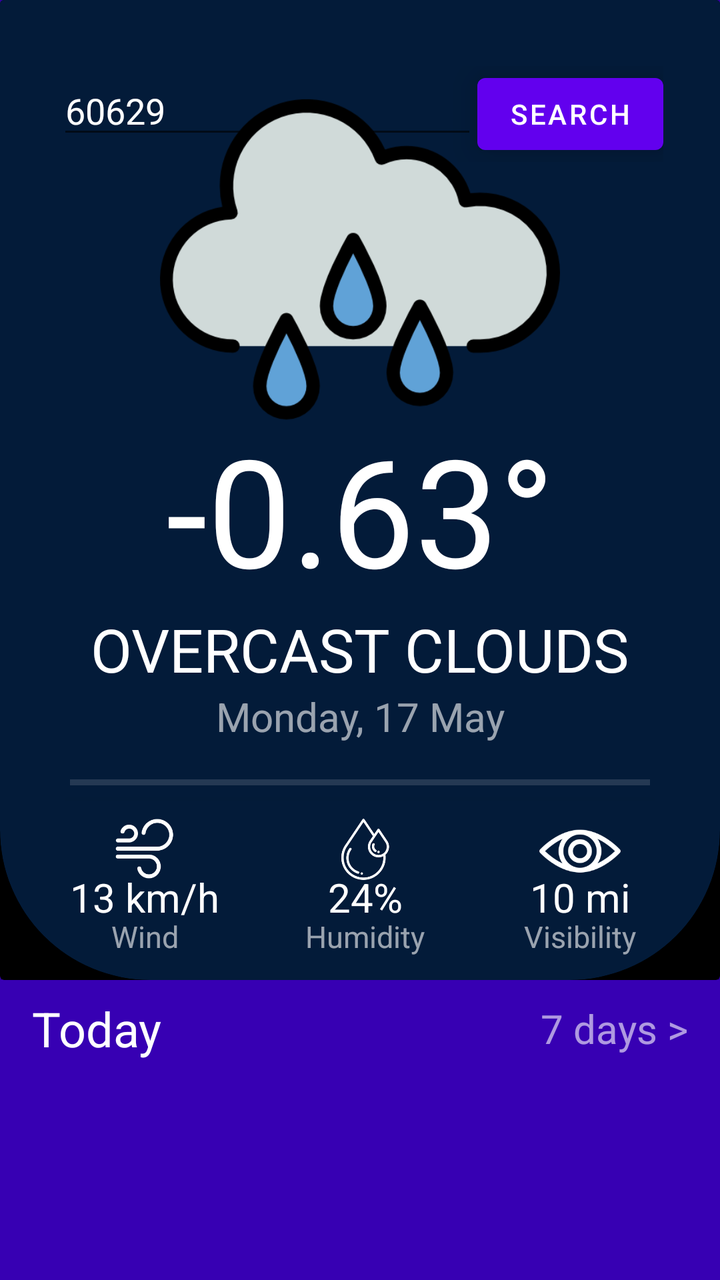
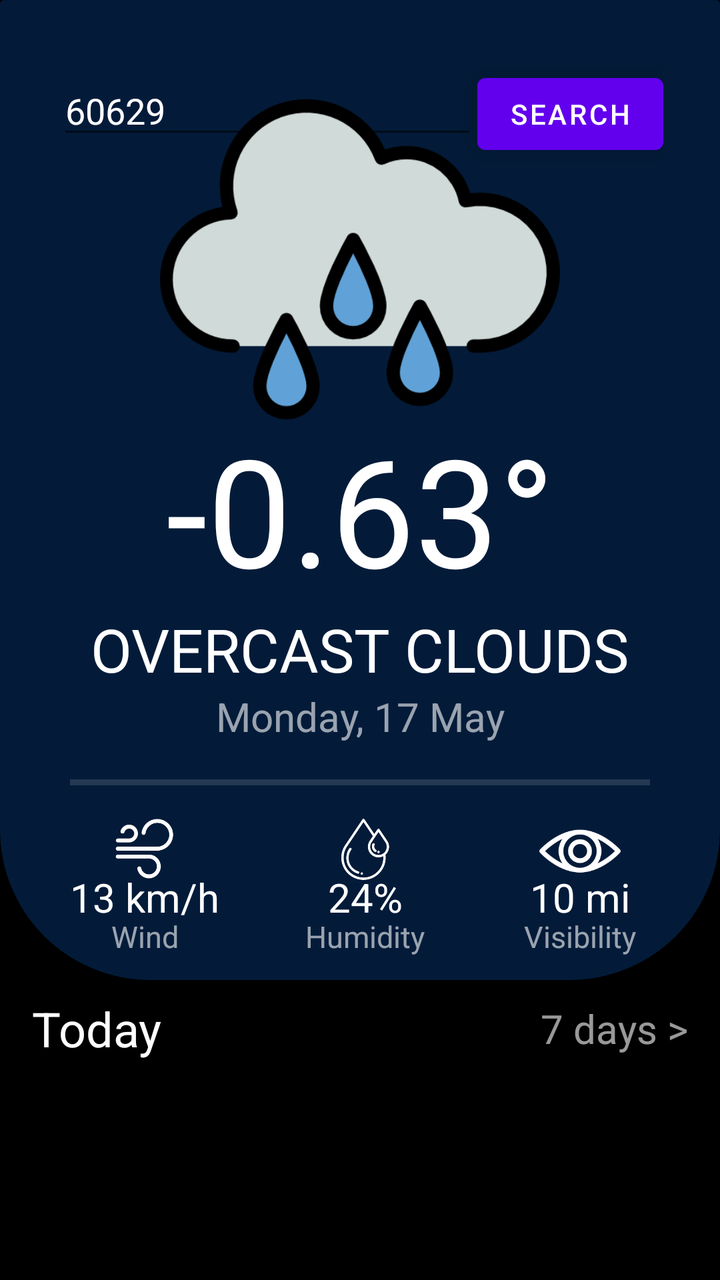

The first picture is an Android layout as it rendered before a commit; the second is the same layout after the commit. The layout source and the unified diff follow.
<!-- AndroidManifest.xml: application theme Theme.WeatherApp -->
<!-- res/layout/activity_main.xml -->
<?xml version="1.0" encoding="utf-8"?>
<androidx.constraintlayout.widget.ConstraintLayout xmlns:android="http://schemas.android.com/apk/res/android"
    xmlns:app="http://schemas.android.com/apk/res-auto"
    xmlns:tools="http://schemas.android.com/tools"
    android:layout_width="match_parent"
    android:layout_height="match_parent"
    android:background="@color/purple_700"
    tools:context=".MainActivity">


    <androidx.constraintlayout.widget.ConstraintLayout
        android:id="@+id/constraintLayout4"
        android:layout_width="match_parent"
        android:layout_height="match_parent"
        android:layout_marginBottom="150dp"
        android:background="@drawable/rounded_corner"
        app:layout_constraintBottom_toBottomOf="parent"
        app:layout_constraintEnd_toEndOf="parent"
        app:layout_constraintStart_toStartOf="parent"
        app:layout_constraintTop_toTopOf="parent">

        <LinearLayout
            android:id="@+id/linearLayout"
            android:layout_width="wrap_content"
            android:layout_height="wrap_content"
            android:orientation="horizontal"
            android:translationZ="10dp"
            app:layout_constraintBottom_toBottomOf="parent"
            app:layout_constraintEnd_toEndOf="parent"
            app:layout_constraintStart_toStartOf="parent"
            app:layout_constraintTop_toTopOf="parent"
            app:layout_constraintVertical_bias="0.075">

            <EditText
                android:id="@+id/editText_ZipCode"
                android:layout_width="wrap_content"
                android:layout_height="wrap_content"
                android:ems="10"
                android:inputType="numberDecimal"
                android:text="60629"
                android:textColor="@color/font"
                android:translationZ="10dp" />

            <Button
                android:id="@+id/button_search"
                android:layout_width="wrap_content"
                android:layout_height="wrap_content"
                android:text="Search"
                android:translationZ="10dp" />


        </LinearLayout>


        <TextView
            android:id="@+id/textView_cityName"
            android:layout_width="wrap_content"
            android:layout_height="wrap_content"
            android:layout_marginBottom="-10dp"
            android:singleLine="true"
            android:text="New York"
            android:textAlignment="center"
            android:textColor="@color/font"
            android:textSize="30sp"
            android:translationZ="10dp"
            app:layout_constraintBottom_toTopOf="@+id/imageView_weatherIcon"
            app:layout_constraintEnd_toEndOf="parent"
            app:layout_constraintStart_toStartOf="parent"
            app:layout_constraintTop_toBottomOf="@+id/linearLayout"
            app:layout_constraintVertical_bias="1.0" />

        <ImageView
            android:id="@+id/imageView_weatherIcon"
            android:layout_width="200dp"
            android:layout_height="200dp"
            android:layout_marginBottom="-25dp"
            android:contentDescription="TODO"
            android:src="@drawable/icon_rain"
            android:translationZ="10dp"
            app:layout_constraintBottom_toTopOf="@+id/textView_currentTemp"
            app:layout_constraintEnd_toEndOf="parent"
            app:layout_constraintStart_toStartOf="parent"
            app:layout_constraintTop_toTopOf="parent"
            app:layout_constraintVertical_bias="1.0"
            tools:ignore="MissingConstraints" />


        <TextView
            android:id="@+id/textView_currentTemp"
            android:layout_width="wrap_content"
            android:layout_height="wrap_content"
            android:text="-0.63°"
            android:textColor="@color/white"
            android:textSize="75sp"
            android:translationZ="10dp"
            app:layout_constraintBottom_toTopOf="@+id/textView_weatherDescription"
            app:layout_constraintEnd_toEndOf="parent"
            app:layout_constraintStart_toStartOf="parent"
            app:layout_constraintTop_toTopOf="parent"
            app:layout_constraintVertical_bias="1.0" />

        <TextView
            android:id="@+id/textView_weatherDescription"
            android:layout_width="wrap_content"
            android:layout_height="wrap_content"
            android:text="overcast clouds"
            android:textAllCaps="true"
            android:textColor="@color/white"
            android:textSize="30sp"
            android:translationZ="10dp"
            app:layout_constraintBottom_toTopOf="@+id/textView_currentDate"
            app:layout_constraintEnd_toEndOf="parent"
            app:layout_constraintStart_toStartOf="parent" />

        <TextView
            android:id="@+id/textView_currentDate"
            android:layout_width="wrap_content"
            android:layout_height="wrap_content"
            android:text="Monday, 17 May"
            android:textColor="@color/font_alt"
            android:textSize="20sp"
            android:translationZ="10dp"
            app:layout_constraintBottom_toTopOf="@+id/view"
            app:layout_constraintEnd_toEndOf="parent"
            app:layout_constraintStart_toStartOf="parent"
            app:layout_constraintTop_toTopOf="parent"
            app:layout_constraintVertical_bias="0.95" />

        <View
            android:id="@+id/view"
            android:layout_width="match_parent"
            android:layout_height="3dp"
            android:layout_marginHorizontal="35dp"
            android:background="#22ffffff"
            android:translationZ="10dp"
            app:layout_constraintBottom_toBottomOf="parent"
            app:layout_constraintEnd_toEndOf="@+id/cardView"
            app:layout_constraintStart_toStartOf="parent"
            app:layout_constraintTop_toTopOf="parent"
            app:layout_constraintVertical_bias="0.8" />

        <androidx.constraintlayout.widget.ConstraintLayout
            android:id="@+id/constraintLayout"
            android:layout_width="0dp"
            android:layout_height="0dp"
            android:translationZ="10dp"
            app:layout_constraintBottom_toBottomOf="parent"
            app:layout_constraintEnd_toEndOf="@+id/view"
            app:layout_constraintHorizontal_bias="1.0"
            app:layout_constraintStart_toStartOf="@+id/view"
            app:layout_constraintTop_toBottomOf="@+id/view">

            <androidx.constraintlayout.widget.ConstraintLayout
                android:id="@+id/constraintLayout3"
                android:layout_width="wrap_content"
                android:layout_height="0dp"
                android:orientation="vertical"
                app:layout_constraintBottom_toBottomOf="parent"
                app:layout_constraintEnd_toEndOf="parent"
                app:layout_constraintHorizontal_bias="0.0"
                app:layout_constraintStart_toStartOf="parent"
                app:layout_constraintTop_toTopOf="parent">

                <ImageView
                    android:id="@+id/imageView_currentWind"
                    android:layout_width="60dp"
                    android:layout_height="60dp"
                    android:layout_gravity="center_horizontal"
                    android:layout_marginTop="-5dp"
                    android:contentDescription="TODO"
                    android:scaleType="fitXY"
                    android:src="@mipmap/icon_wind_foreground"
                    app:layout_constraintBottom_toBottomOf="parent"
                    app:layout_constraintEnd_toEndOf="parent"
                    app:layout_constraintStart_toStartOf="parent"
                    app:layout_constraintTop_toTopOf="parent"
                    app:layout_constraintVertical_bias="0.15" />

                <TextView
                    android:id="@+id/textView_currentWindSpeed_1"
                    android:layout_width="wrap_content"
                    android:layout_height="wrap_content"
                    android:layout_gravity="center_horizontal"
                    android:text="13 km/h"
                    android:textColor="@color/white"
                    android:textSize="20sp"
                    android:translationZ="20dp"
                    app:layout_constraintBottom_toBottomOf="parent"
                    app:layout_constraintEnd_toEndOf="parent"
                    app:layout_constraintStart_toStartOf="parent"
                    app:layout_constraintTop_toTopOf="parent"
                    app:layout_constraintVertical_bias="0.6" />


                <TextView
                    android:id="@+id/textView_currentWindSpeed_2"
                    android:layout_width="wrap_content"
                    android:layout_height="wrap_content"
                    android:layout_gravity="center_horizontal"
                    android:text="Wind"
                    android:textColor="@color/font_alt"
                    android:textSize="15sp"
                    android:translationZ="20dp"
                    app:layout_constraintBottom_toBottomOf="parent"
                    app:layout_constraintEnd_toEndOf="parent"
                    app:layout_constraintStart_toStartOf="parent"
                    app:layout_constraintTop_toTopOf="parent"
                    app:layout_constraintVertical_bias="0.85" />
            </androidx.constraintlayout.widget.ConstraintLayout>


            <androidx.constraintlayout.widget.ConstraintLayout
                android:layout_width="wrap_content"
                android:layout_height="0dp"
                android:orientation="vertical"
                app:layout_constraintBottom_toBottomOf="parent"
                app:layout_constraintEnd_toStartOf="@+id/constraintLayout2"
                app:layout_constraintStart_toEndOf="@+id/constraintLayout3"
                app:layout_constraintTop_toTopOf="parent">

                <ImageView
                    android:id="@+id/imageView_currentHumidity"
                    android:layout_width="50dp"
                    android:layout_height="50dp"
                    android:layout_gravity="center_horizontal"
                    android:contentDescription="TODO"
                    android:scaleType="fitXY"
                    android:src="@mipmap/icon_humidity_foreground"
                    app:layout_constraintBottom_toBottomOf="parent"
                    app:layout_constraintEnd_toEndOf="parent"
                    app:layout_constraintStart_toStartOf="parent"
                    app:layout_constraintTop_toTopOf="parent"
                    app:layout_constraintVertical_bias="0.15" />

                <TextView
                    android:id="@+id/textView_currentHumidity_1"
                    android:layout_width="wrap_content"
                    android:layout_height="wrap_content"
                    android:layout_gravity="center_horizontal"
                    android:text="24%"
                    android:textColor="@color/white"
                    android:textSize="20sp"
                    android:translationZ="20dp"
                    app:layout_constraintBottom_toBottomOf="parent"
                    app:layout_constraintEnd_toEndOf="parent"
                    app:layout_constraintStart_toStartOf="parent"
                    app:layout_constraintTop_toTopOf="parent"
                    app:layout_constraintVertical_bias="0.6" />


                <TextView
                    android:id="@+id/textView_currentHumidity_2"
                    android:layout_width="wrap_content"
                    android:layout_height="wrap_content"
                    android:layout_gravity="center_horizontal"
                    android:text="Humidity"
                    android:textColor="@color/font_alt"
                    android:textSize="15sp"
                    android:translationZ="20dp"
                    app:layout_constraintBottom_toBottomOf="parent"
                    app:layout_constraintEnd_toEndOf="parent"
                    app:layout_constraintStart_toStartOf="parent"
                    app:layout_constraintTop_toTopOf="parent"
                    app:layout_constraintVertical_bias="0.85" />

            </androidx.constraintlayout.widget.ConstraintLayout>


            <androidx.constraintlayout.widget.ConstraintLayout
                android:id="@+id/constraintLayout2"
                android:layout_width="wrap_content"
                android:layout_height="0dp"
                android:orientation="vertical"
                app:layout_constraintBottom_toBottomOf="parent"
                app:layout_constraintEnd_toEndOf="parent"
                app:layout_constraintHorizontal_bias="1.0"
                app:layout_constraintStart_toStartOf="parent"
                app:layout_constraintTop_toTopOf="parent">

                <ImageView
                    android:id="@+id/imageView_currentVisibility"
                    android:layout_width="70dp"
                    android:layout_height="70dp"
                    android:layout_gravity="center_horizontal"
                    android:layout_marginTop="-8dp"
                    android:layout_weight="1"
                    android:contentDescription="TODO"
                    android:scaleType="fitXY"
                    android:src="@mipmap/icon_visibility_foreground"
                    app:layout_constraintBottom_toBottomOf="parent"
                    app:layout_constraintEnd_toEndOf="parent"
                    app:layout_constraintStart_toStartOf="parent"
                    app:layout_constraintTop_toTopOf="parent"
                    app:layout_constraintVertical_bias="0.15" />

                <TextView
                    android:id="@+id/textView_currentVisibility_1"
                    android:layout_width="wrap_content"
                    android:layout_height="wrap_content"
                    android:layout_gravity="center_horizontal"
                    android:layout_weight="1"
                    android:text="10 mi"
                    android:textColor="@color/white"
                    android:textSize="20sp"
                    android:translationZ="20dp"
                    app:layout_constraintBottom_toBottomOf="parent"
                    app:layout_constraintEnd_toEndOf="parent"
                    app:layout_constraintStart_toStartOf="parent"
                    app:layout_constraintTop_toTopOf="parent"
                    app:layout_constraintVertical_bias="0.6" />


                <TextView
                    android:id="@+id/textView_currentVisibility_2"
                    android:layout_width="wrap_content"
                    android:layout_height="wrap_content"
                    android:layout_gravity="center_horizontal"
                    android:layout_weight="1"
                    android:text="Visibility"
                    android:textColor="@color/font_alt"
                    android:textSize="15sp"
                    android:translationZ="20dp"
                    app:layout_constraintBottom_toBottomOf="parent"
                    app:layout_constraintEnd_toEndOf="parent"
                    app:layout_constraintStart_toStartOf="parent"
                    app:layout_constraintTop_toTopOf="parent"
                    app:layout_constraintVertical_bias="0.85" />

            </androidx.constraintlayout.widget.ConstraintLayout>


        </androidx.constraintlayout.widget.ConstraintLayout>

        <androidx.cardview.widget.CardView
            android:id="@+id/cardView"
            android:layout_width="match_parent"
            android:layout_height="match_parent"
            app:cardBackgroundColor="@color/black"
            app:layout_constraintBottom_toBottomOf="parent"
            app:layout_constraintEnd_toEndOf="parent"
            app:layout_constraintStart_toStartOf="parent"
            app:layout_constraintTop_toTopOf="parent">

            <androidx.cardview.widget.CardView
                android:layout_width="match_parent"
                android:layout_height="match_parent"
                android:layout_marginTop="-75dp"
                app:cardBackgroundColor="@color/dark_blue"
                app:cardCornerRadius="75dp">

                <ImageView
                    android:id="@+id/image_view"
                    android:layout_width="match_parent"
                    android:layout_height="match_parent"
                    android:contentDescription="TODO"
                    android:scaleType="fitXY" />

            </androidx.cardview.widget.CardView>
        </androidx.cardview.widget.CardView>


    </androidx.constraintlayout.widget.ConstraintLayout>

    <androidx.constraintlayout.widget.ConstraintLayout
        android:layout_width="0dp"
        android:layout_height="0dp"
        android:layout_marginStart="16dp"
        android:layout_marginTop="8dp"
        android:layout_marginEnd="16dp"
        app:layout_constraintBottom_toBottomOf="parent"
        app:layout_constraintEnd_toEndOf="parent"
        app:layout_constraintStart_toStartOf="parent"
        app:layout_constraintTop_toBottomOf="@+id/constraintLayout4">

        <TextView
            android:id="@+id/textView_today"
            android:layout_width="wrap_content"
            android:layout_height="wrap_content"
            android:text="Today"
            android:textColor="@color/font"
            android:textSize="24sp"
            android:translationZ="10dp"
            app:layout_constraintStart_toStartOf="parent"
            app:layout_constraintTop_toTopOf="parent" />

        <TextView
            android:id="@+id/textView_sevenDays"
            android:layout_width="wrap_content"
            android:layout_height="wrap_content"
            android:text="7 days >"
            android:textColor="@color/font_alt"
            android:textSize="20sp"
            android:translationZ="10dp"
            app:layout_constraintBottom_toBottomOf="@+id/textView_today"
            app:layout_constraintEnd_toEndOf="parent"
            app:layout_constraintTop_toTopOf="@+id/textView_today" />

        <androidx.recyclerview.widget.RecyclerView
            android:id="@+id/listView_hourlyWeather"
            android:layout_width="0dp"
            android:layout_height="0dp"
            android:translationZ="10dp"
            app:layout_constraintBottom_toBottomOf="parent"
            app:layout_constraintEnd_toEndOf="parent"
            app:layout_constraintStart_toStartOf="parent"
            android:orientation="horizontal"
            app:layout_constraintTop_toBottomOf="@+id/textView_today" />

    </androidx.constraintlayout.widget.ConstraintLayout>

</androidx.constraintlayout.widget.ConstraintLayout>
<!-- resources referenced by this layout -->
<resources>
  <color name="black">#FF000000</color>
  <color name="dark_blue">#031b39</color>
  <color name="font">#ffffff</color>
  <color name="font_alt">#99ffffff</color>
  <color name="purple_700">#FF3700B3</color>
  <color name="white">#FFFFFFFF</color>
  <!-- drawable icon_rain: png bitmap (drawable, 27035 bytes) -->
  <!-- drawable rounded_corner (drawable) -->
  <?xml version="1.0" encoding="utf-8"?>
  <shape xmlns:android="http://schemas.android.com/apk/res/android">
      <solid android:color="@color/transparent"/>
  
      <corners android:bottomLeftRadius="50dp"
               android:bottomRightRadius="50dp"/>
  
  </shape>
  <!-- mipmap icon_humidity_foreground: png bitmap (mipmap-hdpi, 3598 bytes) -->
  <!-- mipmap icon_visibility_foreground: png bitmap (mipmap-hdpi, 2036 bytes) -->
  <!-- mipmap icon_wind_foreground: png bitmap (mipmap-hdpi, 2291 bytes) -->
  <style name="Theme.WeatherApp" parent="Theme.MaterialComponents.DayNight.NoActionBar">
          
          <item name="colorPrimary">@color/purple_500</item>
          <item name="colorPrimaryVariant">@color/purple_700</item>
          <item name="colorOnPrimary">@color/white</item>
          
          <item name="colorSecondary">@color/teal_200</item>
          <item name="colorSecondaryVariant">@color/teal_700</item>
          <item name="colorOnSecondary">@color/black</item>
          
          <item name="android:statusBarColor" tools:targetApi="l">@color/transparent</item>
          
  
      </style>
  <color name="transparent">#00000000</color>
  <color name="purple_500">#FF6200EE</color>
  <color name="teal_200">#FF03DAC5</color>
  <color name="teal_700">#FF018786</color>
</resources>

<!-- the commit's change to res/layout/activity_main.xml (unified diff, before → after) -->
@@ -4,7 +4,7 @@
     xmlns:tools="http://schemas.android.com/tools"
     android:layout_width="match_parent"
     android:layout_height="match_parent"
-    android:background="@color/purple_700"
+    android:background="@color/black"
     tools:context=".MainActivity">
 
 
